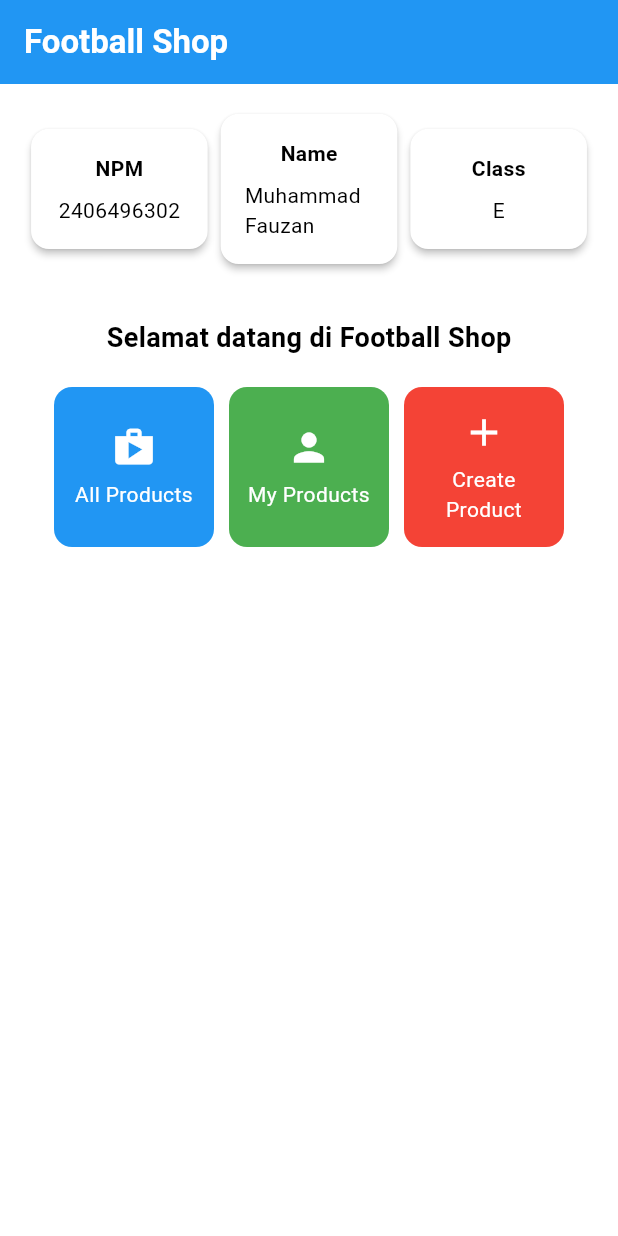
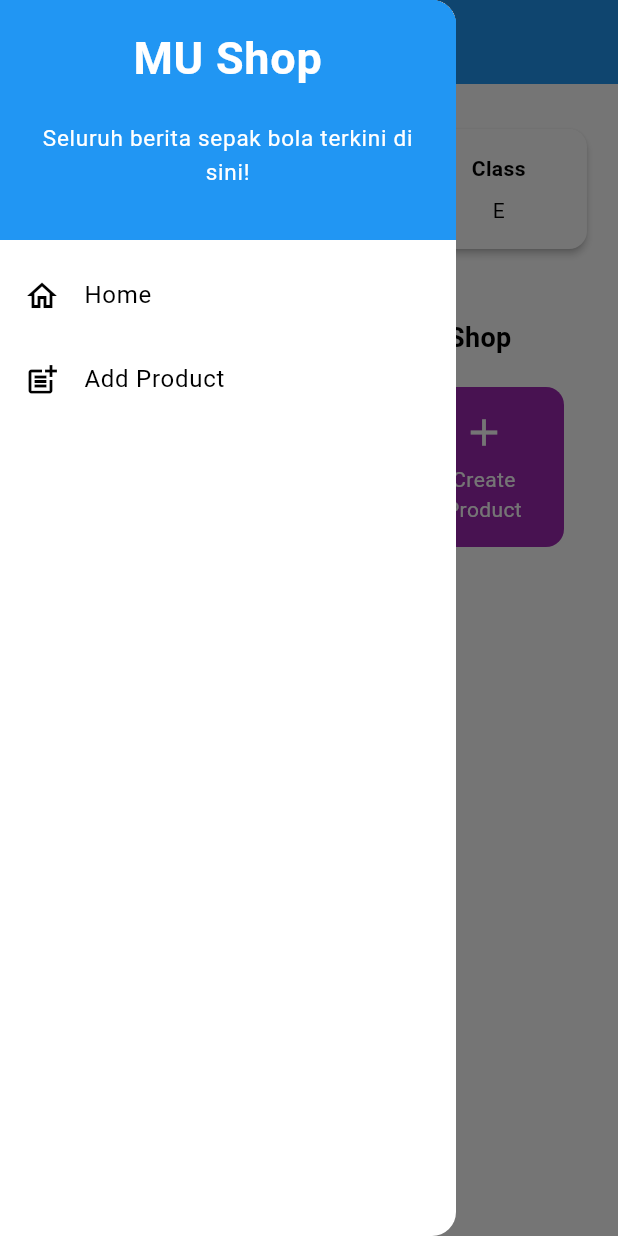
Before and after one commit to muhfauzannn/mu_shop_mobile, a Flutter app: the screen it shows after launch, with the side drawer open (before the commit the screen has no drawer), on a phone screen of 412 x 824 dp. Run offline on Flutter 3.47's test engine with Material 3 defaults, Android fonts, the phone set to English and light mode, and no system bars.

Commit message:
feat: tugas 8

```diff
--- a/lib/menu.dart
+++ b/lib/menu.dart
@@ -1,4 +1,6 @@
 import 'package:flutter/material.dart';
+import 'package:football_shop/widgets/left_drawer.dart';
+import 'package:football_shop/productlist_form.dart';
 
 class MyHomePage extends StatelessWidget {
   MyHomePage({super.key});
@@ -8,9 +10,14 @@ class MyHomePage extends StatelessWidget {
   final String kelas = "E"; //kelas
 
   final List<ItemHomepage> items = [
-    ItemHomepage("All Products", Icons.shop, Colors.blue),
-    ItemHomepage("My Products", Icons.person, Colors.green),
-    ItemHomepage("Create Product", Icons.add, Colors.red),
+    ItemHomepage("All Products", Icons.shop, Colors.blueGrey),
+    ItemHomepage("My Products", Icons.person, Colors.teal),
+    ItemHomepage(
+      "Create Product",
+      Icons.add,
+      Colors.purple,
+      builder: (context) => const ProductFormPage(),
+    ),
   ];
 
   @override
@@ -23,6 +30,7 @@ class MyHomePage extends StatelessWidget {
         ),
         backgroundColor: Theme.of(context).colorScheme.primary,
       ),
+      drawer: LeftDrawer(),
       body: Padding(
         padding: const EdgeInsets.all(16.0),
         // Menyusun widget secara vertikal dalam sebuah kolom.
@@ -120,8 +128,9 @@ class ItemHomepage {
   final String name;
   final IconData icon;
   final Color color;
+  final WidgetBuilder? builder;
 
-  ItemHomepage(this.name, this.icon, this.color);
+  ItemHomepage(this.name, this.icon, this.color, {this.builder});
 }
 
 class ItemCard extends StatelessWidget {
@@ -142,7 +151,9 @@ class ItemCard extends StatelessWidget {
       child: InkWell(
         // Aksi ketika kartu ditekan.
         onTap: () {
-          // Menampilkan pesan SnackBar saat kartu ditekan.
+          if (item.builder != null) {
+            Navigator.push(context, MaterialPageRoute(builder: item.builder!));
+          } else { // Menampilkan pesan SnackBar saat kartu ditekan.
             ScaffoldMessenger.of(context)
               ..hideCurrentSnackBar()
               ..showSnackBar(
@@ -150,6 +161,7 @@ class ItemCard extends StatelessWidget {
                   content: Text("Kamu telah menekan tombol ${item.name}!"),
                 ),
               );
+          }
         },
         // Container untuk menyimpan Icon dan Text
         child: Container(
--- /dev/null
+++ b/lib/widgets/left_drawer.dart
@@ -0,0 +1,64 @@
+import 'package:flutter/material.dart';
+import 'package:football_shop/menu.dart';
+import 'package:football_shop/productlist_form.dart';
+
+class LeftDrawer extends StatelessWidget {
+  const LeftDrawer({super.key});
+
+  @override
+  Widget build(BuildContext context) {
+    return Drawer(
+      child: ListView(
+        children: [
+          const DrawerHeader(
+            decoration: BoxDecoration(color: Colors.blue),
+            child: Column(
+              children: [
+                Text(
+                  'MU Shop',
+                  textAlign: TextAlign.center,
+                  style: TextStyle(
+                    fontSize: 30,
+                    fontWeight: FontWeight.bold,
+                    color: Colors.white,
+                  ),
+                ),
+                Padding(padding: EdgeInsets.all(10)),
+                Text(
+                  "Seluruh berita sepak bola terkini di sini!",
+                  textAlign: TextAlign.center,
+                  style: TextStyle(
+                    fontSize: 15,
+                    color: Colors.white,
+                    fontWeight: FontWeight.normal,
+                  ),
+                ),
+              ],
+            ),
+          ),
+          ListTile(
+            leading: const Icon(Icons.home_outlined),
+            title: const Text('Home'),
+            onTap: () {
+              Navigator.pushReplacement(
+                context,
+                MaterialPageRoute(builder: (context) => MyHomePage()),
+              );
+            },
+          ),
+          ListTile(
+            leading: const Icon(Icons.post_add),
+            title: const Text('Add Product'),
+            // Bagian redirection ke ProductFormPage
+            onTap: () {
+              Navigator.push(
+                context,
+                MaterialPageRoute(builder: (context) => const ProductFormPage()),
+              );
+            },
+          ),
+        ],
+      ),
+    );
+  }
+}
```
Also changed, not shown: lib/productlist_form.dart (added, +241 -0 lines), 1 other file. Lines whose indentation alone changed are shown as unchanged.
